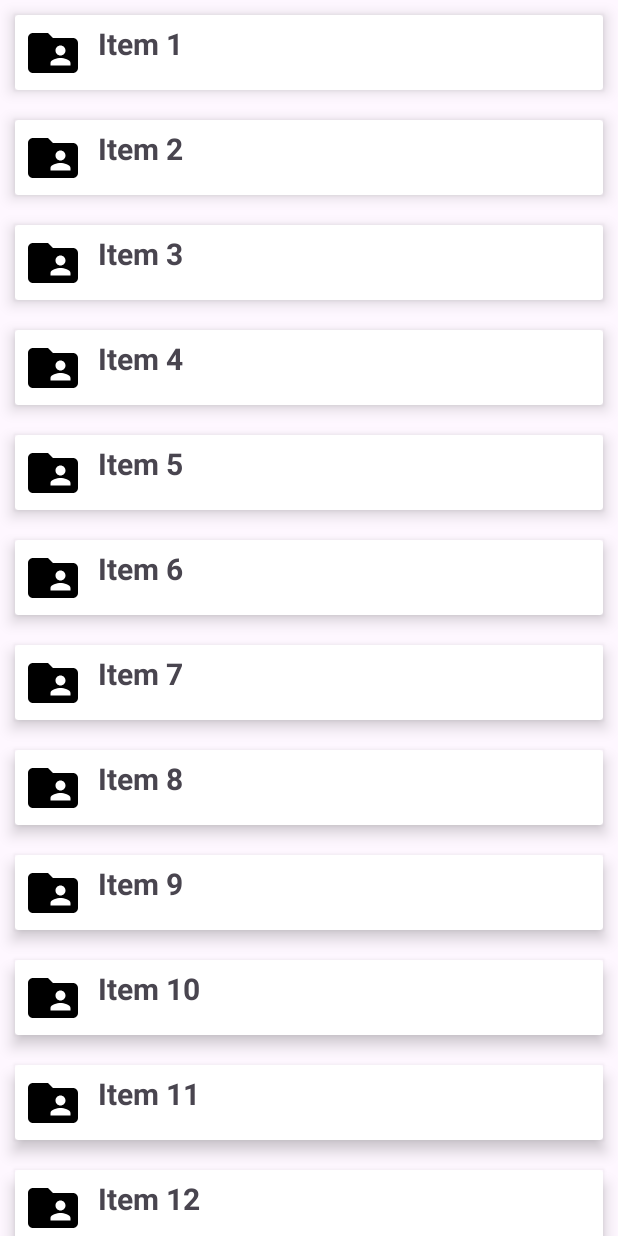
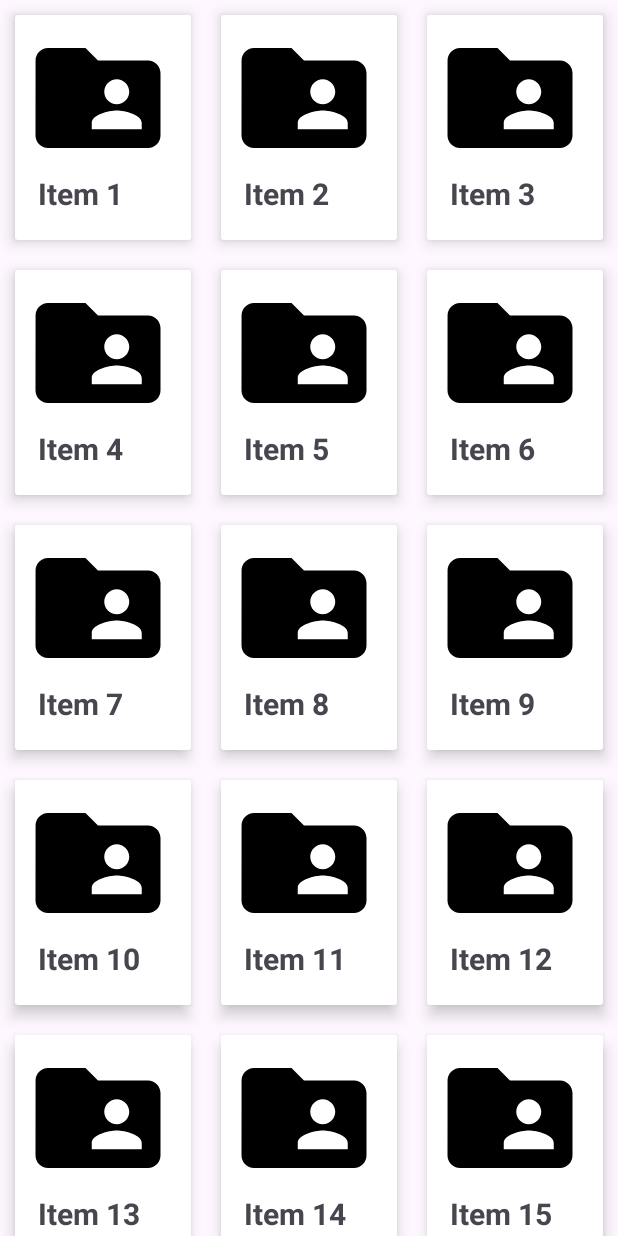
Before and after one commit to mdidomizio/HPRecyclerView-Compose, an Android app: the screen it shows after launch (MainActivity), on a phone screen of 412 x 824 dp. Run offline under Robolectric (Android 15) with nearby library versions, the phone set to English and light mode, and no system bars.

Commit message:
added a grid and vertical cards

```diff
--- a/app/src/main/java/com/example/hp_recyclerview_compose/CustomAdapter.kt
+++ b/app/src/main/java/com/example/hp_recyclerview_compose/CustomAdapter.kt
@@ -17,16 +17,17 @@ RecyclerView.Adapter<CustomAdapter.ViewHolder>() {
     }
 
     override fun onBindViewHolder(holder: ViewHolder, position: Int) {
-        val ItemsViewModel = mList[position]
-        holder.imageView.setImageResource(ItemsViewModel.image)
-        holder.textView.text = ItemsViewModel.text
+        val itemsViewModel = mList[position]
+        holder.imageView.setImageResource(itemsViewModel.image)
+        holder.textView.text = itemsViewModel.text
     }
 
     override fun getItemCount(): Int {
         return mList.size
     }
 
-    class ViewHolder(ItemView: View) : RecyclerView.ViewHolder(ItemView) {
+
+    class ViewHolder(itemView: View) : RecyclerView.ViewHolder(itemView) {
         val imageView: ImageView = itemView.findViewById(R.id.imageview)
         val textView:TextView = itemView.findViewById(R.id.textView)
     }
--- a/app/src/main/java/com/example/hp_recyclerview_compose/MainActivity.kt
+++ b/app/src/main/java/com/example/hp_recyclerview_compose/MainActivity.kt
@@ -5,6 +5,7 @@ import androidx.activity.enableEdgeToEdge
 import androidx.appcompat.app.AppCompatActivity
 import androidx.core.view.ViewCompat
 import androidx.core.view.WindowInsetsCompat
+import androidx.recyclerview.widget.GridLayoutManager
 import androidx.recyclerview.widget.LinearLayoutManager
 import androidx.recyclerview.widget.RecyclerView
 
@@ -16,22 +17,16 @@ class MainActivity : AppCompatActivity() {
 
         val recyclerView = findViewById<RecyclerView>(R.id.recyclerview)
 
-        recyclerView.layoutManager = LinearLayoutManager(this)
+        recyclerView.layoutManager = GridLayoutManager(this, 3)
 
         val data = ArrayList<ItemsViewModel>()
 
-        for (i in 1..20) {
+        for (i in 1..150) {
             data.add(ItemsViewModel(R.drawable.ic_baseline_folder_shared_24, "Item $i"))
 
             val adapter = CustomAdapter(data)
 
             recyclerView.adapter = adapter
         }
-
-        /*ViewCompat.setOnApplyWindowInsetsListener(findViewById(R.id.main)) { v, insets ->
-            val systemBars = insets.getInsets(WindowInsetsCompat.Type.systemBars())
-            v.setPadding(systemBars.left, systemBars.top, systemBars.right, systemBars.bottom)
-            insets
-        }*/
-
-}}
+    }
+}
--- a/app/src/main/res/layout/card_view_design.xml
+++ b/app/src/main/res/layout/card_view_design.xml
@@ -2,29 +2,30 @@
 <androidx.cardview.widget.CardView
     xmlns:android="http://schemas.android.com/apk/res/android"
     xmlns:app="http://schemas.android.com/apk/res-auto"
+    xmlns:tools="http://schemas.android.com/tools"
     android:layout_width="match_parent"
-    android:layout_height="50dp"
+    android:layout_height="150dp"
     android:layout_margin="10dp"
     app:cardElevation="6dp">
 
     <LinearLayout
         android:layout_width="match_parent"
         android:layout_height="wrap_content"
-        android:orientation="horizontal"
+        android:orientation="vertical"
         android:padding="5dp">
 
         <ImageView
             android:id="@+id/imageview"
-            android:layout_width="40dp"
-            android:layout_height="40dp" />
+            android:layout_width="100dp"
+            android:layout_height="100dp" />
 
         <TextView
             android:id="@+id/textView"
             android:layout_width="wrap_content"
             android:layout_height="wrap_content"
             android:layout_marginStart="10dp"
-            android:layout_marginLeft="15dp"
-            android:text="Item"
+            android:layout_marginEnd="15dp"
+            tools:text="Item"
             android:textSize="20sp"
             android:textStyle="bold" />
 
```
